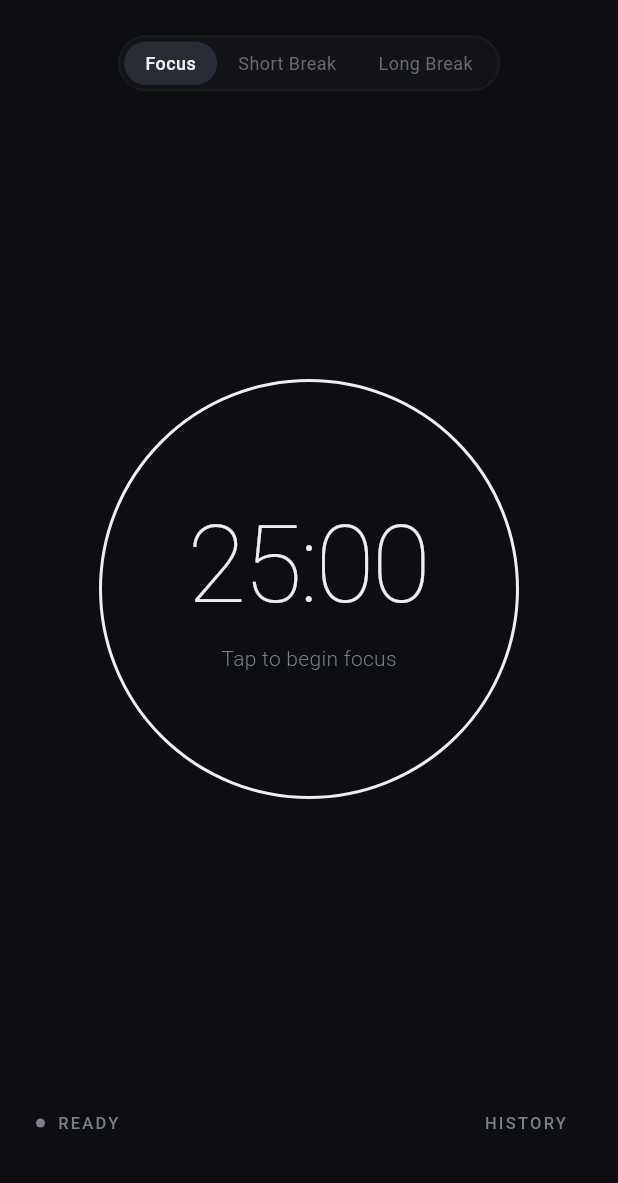
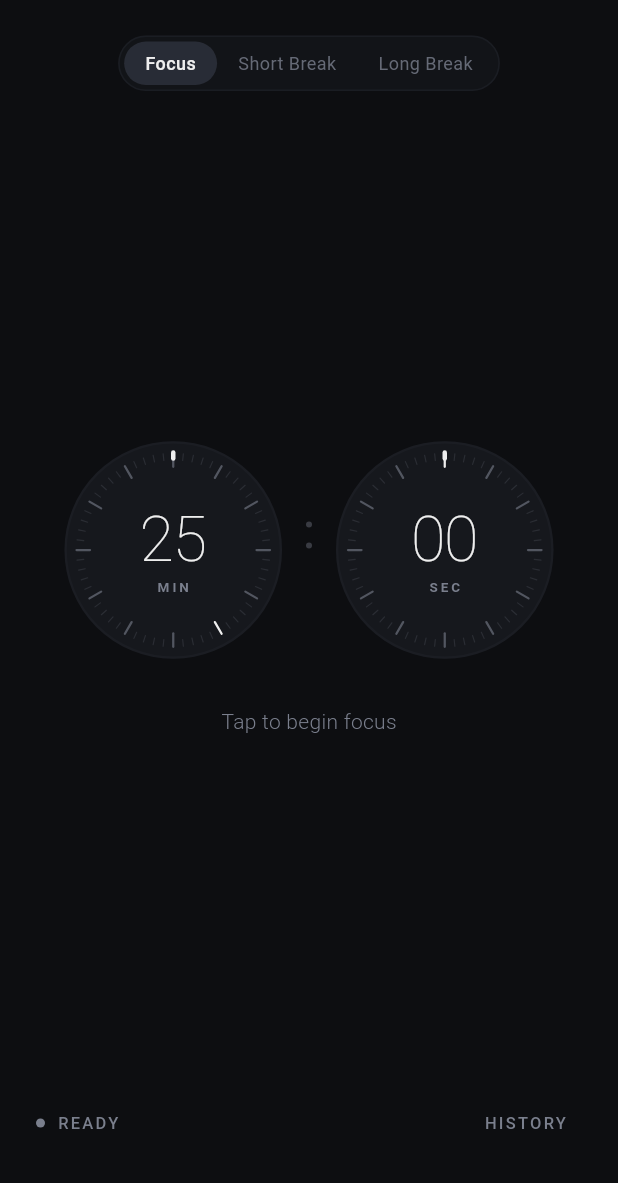
Before and after one commit to ovrrup/vord, a Flutter app: the screen it shows after launch, after a tap on "SKIP", on a phone screen of 412 x 824 dp, the part 53-1236 px from its top. Run offline on Flutter 3.47's test engine with Material 3 defaults, Android fonts, the phone set to English and light mode, and no system bars.

Commit message:
feat(ui): implement dual rotating dial timer style for minutes and seconds

```diff
--- a/lib/src/screens/timer_screen.dart
+++ b/lib/src/screens/timer_screen.dart
@@ -4,9 +4,9 @@ import '../models/session_mode.dart';
 import '../models/timer_status.dart';
 import '../services/session_service.dart';
 import '../theme/app_theme.dart';
+import '../widgets/dual_rotating_dial.dart';
 import '../widgets/mode_selector.dart';
 import '../widgets/session_history_sheet.dart';
-import '../widgets/timer_ring.dart';
 
 class TimerScreen extends StatefulWidget {
   const TimerScreen({super.key});
@@ -119,14 +119,6 @@ class _TimerScreenState extends State<TimerScreen> {
     }
   }
 
-  String _formatTime(int totalSeconds) {
-    final minutes = totalSeconds ~/ 60;
-    final seconds = totalSeconds % 60;
-    final minStr = minutes.toString().padLeft(2, '0');
-    final secStr = seconds.toString().padLeft(2, '0');
-    return '$minStr:$secStr';
-  }
-
   String get _statusLabel {
     switch (_status) {
       case TimerStatus.ready:
@@ -158,7 +150,6 @@ class _TimerScreenState extends State<TimerScreen> {
   @override
   Widget build(BuildContext context) {
     final theme = Theme.of(context);
-    final progress = _totalSeconds > 0 ? _remainingSeconds / _totalSeconds : 0.0;
 
     return Scaffold(
       backgroundColor: AppTheme.background,
@@ -237,28 +228,23 @@ class _TimerScreenState extends State<TimerScreen> {
                 onModeChanged: _switchMode,
               ),
 
-              // Main Interactive Timer Display
+              // Main Interactive Timer Display: Dual Rotating Dials (Minutes left, Seconds right)
               Expanded(
                 child: Center(
                   child: GestureDetector(
                     behavior: HitTestBehavior.opaque,
                     onTap: _handleTap,
                     onLongPress: _resetTimer,
-                    child: TimerRing(
-                      progress: progress,
-                      size: 280,
-                      strokeWidth: 2.0,
-                      accentColor: _currentMode.accentColor,
                     child: Column(
                       mainAxisSize: MainAxisSize.min,
                       children: [
-                          Text(
-                            _formatTime(_remainingSeconds),
-                            style: theme.textTheme.displayLarge?.copyWith(
-                              fontFeatures: const [FontFeature.tabularFigures()],
+                        DualRotatingDial(
+                          remainingSeconds: _remainingSeconds,
+                          totalSeconds: _totalSeconds,
+                          accentColor: _currentMode.accentColor,
+                          isRunning: _status == TimerStatus.running,
                         ),
-                          ),
-                          const SizedBox(height: 12),
+                        const SizedBox(height: 32),
                         AnimatedSwitcher(
                           duration: const Duration(milliseconds: 250),
                           child: Text(
@@ -268,7 +254,6 @@ class _TimerScreenState extends State<TimerScreen> {
                           ),
                         ),
                       ],
-                      ),
                     ),
                   ),
                 ),
--- /dev/null
+++ b/lib/src/widgets/dual_rotating_dial.dart
@@ -0,0 +1,253 @@
+import 'dart:math' as math;
+import 'package:flutter/material.dart';
+import '../theme/app_theme.dart';
+
+class DualRotatingDial extends StatelessWidget {
+  final int remainingSeconds;
+  final int totalSeconds;
+  final Color accentColor;
+  final bool isRunning;
+
+  const DualRotatingDial({
+    super.key,
+    required this.remainingSeconds,
+    required this.totalSeconds,
+    required this.accentColor,
+    required this.isRunning,
+  });
+
+  @override
+  Widget build(BuildContext context) {
+    final minutes = remainingSeconds ~/ 60;
+    final seconds = remainingSeconds % 60;
+
+    // Dial rotation angles (in turns: 0.0 to 1.0)
+    // Left dial: completes 1 turn per 60 minutes
+    final minuteFraction = (minutes % 60) / 60.0;
+    // Right dial: completes 1 turn per 60 seconds
+    final secondFraction = seconds / 60.0;
+
+    return Row(
+      mainAxisAlignment: MainAxisAlignment.center,
+      children: [
+        // Left Dial: Minutes
+        _SingleDial(
+          value: minutes,
+          label: 'MIN',
+          fraction: minuteFraction,
+          accentColor: accentColor,
+          totalTicks: 60,
+          majorTickInterval: 5,
+          isRunning: isRunning,
+        ),
+
+        const SizedBox(width: 16),
+
+        // Elegant separator colon
+        Padding(
+          padding: const EdgeInsets.only(bottom: 20.0),
+          child: Column(
+            mainAxisSize: MainAxisSize.min,
+            children: [
+              Container(
+                width: 4,
+                height: 4,
+                decoration: BoxDecoration(
+                  shape: BoxShape.circle,
+                  color: isRunning ? accentColor : const Color(0x667A7F8D),
+                ),
+              ),
+              const SizedBox(height: 10),
+              Container(
+                width: 4,
+                height: 4,
+                decoration: BoxDecoration(
+                  shape: BoxShape.circle,
+                  color: isRunning ? accentColor : const Color(0x667A7F8D),
+                ),
+              ),
+            ],
+          ),
+        ),
+
+        const SizedBox(width: 16),
+
+        // Right Dial: Seconds
+        _SingleDial(
+          value: seconds,
+          label: 'SEC',
+          fraction: secondFraction,
+          accentColor: accentColor,
+          totalTicks: 60,
+          majorTickInterval: 5,
+          isRunning: isRunning,
+        ),
+      ],
+    );
+  }
+}
+
+class _SingleDial extends StatelessWidget {
+  final int value;
+  final String label;
+  final double fraction;
+  final Color accentColor;
+  final int totalTicks;
+  final int majorTickInterval;
+  final bool isRunning;
+
+  static const double dialSize = 145.0;
+
+  const _SingleDial({
+    required this.value,
+    required this.label,
+    required this.fraction,
+    required this.accentColor,
+    required this.totalTicks,
+    required this.majorTickInterval,
+    required this.isRunning,
+  });
+
+  @override
+  Widget build(BuildContext context) {
+    final theme = Theme.of(context);
+    final valueString = value.toString().padLeft(2, '0');
+
+    return SizedBox(
+      width: dialSize,
+      height: dialSize,
+      child: Stack(
+        alignment: Alignment.center,
+        children: [
+          // Background subtle boundary
+          Container(
+            width: dialSize,
+            height: dialSize,
+            decoration: BoxDecoration(
+              shape: BoxShape.circle,
+              color: AppTheme.surface,
+              border: Border.all(
+                color: const Color(0x332E323D),
+                width: 1.5,
+              ),
+            ),
+          ),
+
+          // Rotating Tick Marks Bezel
+          TweenAnimationBuilder<double>(
+            tween: Tween<double>(begin: fraction, end: fraction),
+            duration: const Duration(milliseconds: 350),
+            curve: Curves.easeOutCubic,
+            builder: (context, animatedFraction, child) {
+              return Transform.rotate(
+                angle: animatedFraction * 2 * math.pi,
+                child: CustomPaint(
+                  size: const Size(dialSize, dialSize),
+                  painter: _DialTicksPainter(
+                    totalTicks: totalTicks,
+                    majorTickInterval: majorTickInterval,
+                    accentColor: accentColor,
+                    fraction: animatedFraction,
+                  ),
+                ),
+              );
+            },
+          ),
+
+          // Static Top Indicator Notch (12 o'clock needle)
+          Positioned(
+            top: 6,
+            child: Container(
+              width: 3,
+              height: 7,
+              decoration: BoxDecoration(
+                color: accentColor,
+                borderRadius: BorderRadius.circular(1.5),
+              ),
+            ),
+          ),
+
+          // Center Digital Value & Label
+          Column(
+            mainAxisSize: MainAxisSize.min,
+            children: [
+              Text(
+                valueString,
+                style: theme.textTheme.displayLarge?.copyWith(
+                  fontSize: 42,
+                  fontWeight: FontWeight.w200,
+                  letterSpacing: -1.0,
+                  fontFeatures: const [FontFeature.tabularFigures()],
+                ),
+              ),
+              const SizedBox(height: 2),
+              Text(
+                label,
+                style: theme.textTheme.labelLarge?.copyWith(
+                  fontSize: 9,
+                  letterSpacing: 2.0,
+                  color: isRunning ? accentColor : AppTheme.textSecondary,
+                  fontWeight: FontWeight.w600,
+                ),
+              ),
+            ],
+          ),
+        ],
+      ),
+    );
+  }
+}
+
+class _DialTicksPainter extends CustomPainter {
+  final int totalTicks;
+  final int majorTickInterval;
+  final Color accentColor;
+  final double fraction;
+
+  _DialTicksPainter({
+    required this.totalTicks,
+    required this.majorTickInterval,
+    required this.accentColor,
+    required this.fraction,
+  });
+
+  @override
+  void paint(Canvas canvas, Size size) {
+    final center = Offset(size.width / 2, size.height / 2);
+    final radius = size.width / 2;
+
+    for (var i = 0; i < totalTicks; i++) {
+      final isMajor = i % majorTickInterval == 0;
+      final tickAngle = (i * (2 * math.pi / totalTicks)) - (math.pi / 2);
+      final tickLength = isMajor ? 9.0 : 4.5;
+      final strokeWidth = isMajor ? 1.5 : 0.75;
+
+      final innerRadius = radius - 8 - tickLength;
+      final outerRadius = radius - 8;
+
+      final start = Offset(
+        center.dx + innerRadius * math.cos(tickAngle),
+        center.dy + innerRadius * math.sin(tickAngle),
+      );
+      final end = Offset(
+        center.dx + outerRadius * math.cos(tickAngle),
+        center.dy + outerRadius * math.sin(tickAngle),
+      );
+
+      final paint = Paint()
+        ..color = isMajor
+            ? (i == 0 ? accentColor : const Color(0x997A7F8D))
+            : const Color(0x337A7F8D)
+        ..strokeWidth = strokeWidth
+        ..strokeCap = StrokeCap.round;
+
+      canvas.drawLine(start, end, paint);
+    }
+  }
+
+  @override
+  bool shouldRepaint(covariant _DialTicksPainter oldDelegate) {
+    return oldDelegate.fraction != fraction ||
+        oldDelegate.accentColor != accentColor;
+  }
+}
```
Also changed, not shown: 2 other files. Lines whose indentation alone changed are shown as unchanged.
